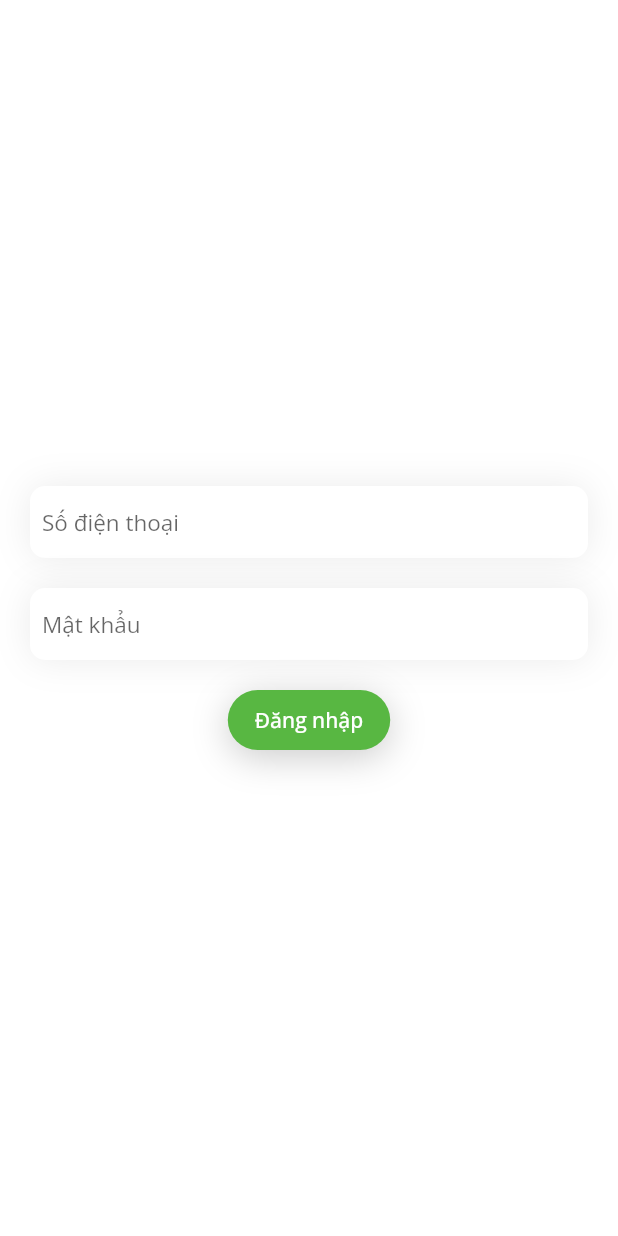
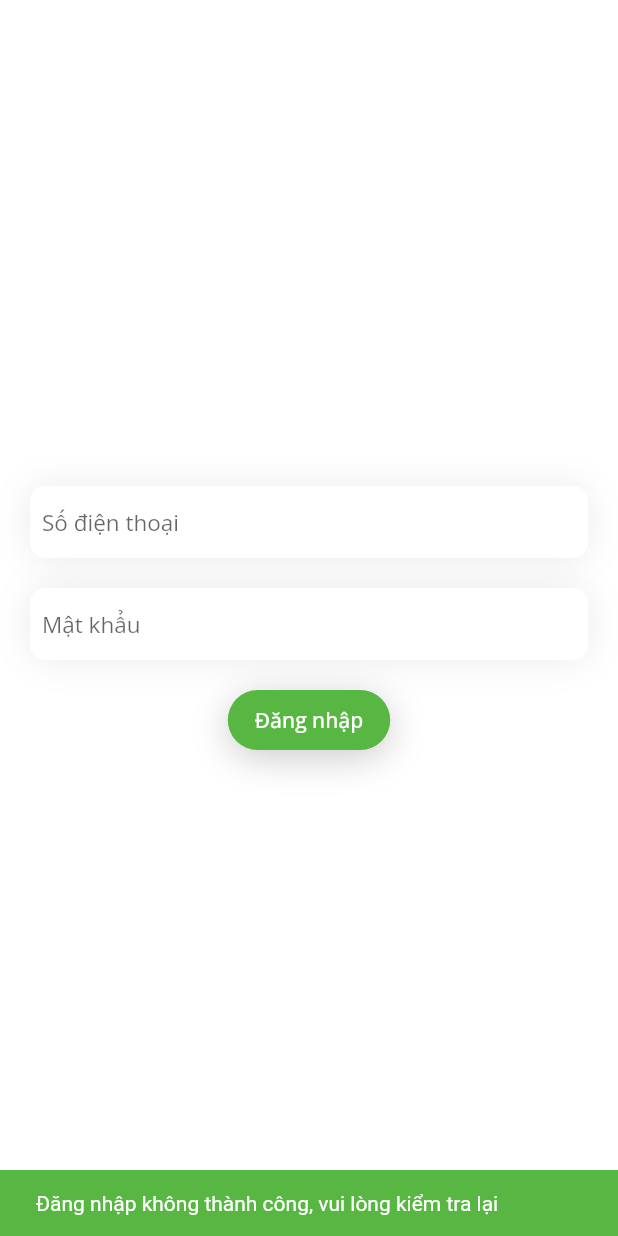
Before and after one commit to mq149/dct_shipper, a Flutter app: the LoginScreen screen opened by its route, after a tap on "Đăng nhập", on a phone screen of 412 x 824 dp. Run offline on Flutter 3.47's test engine with Material 2 defaults, Android fonts, the light colour scheme and no system bars; our stand-ins replace google_fonts, marquee; missing offline and left inert: slide_button.

Commit message:
Add Login, Logout functionaliies.

```diff
--- a/lib/controllers/login_controller.dart
+++ b/lib/controllers/login_controller.dart
@@ -1,7 +1,7 @@
 import 'dart:convert';
 import 'package:dct_shipper/bases/base_controller.dart';
 import 'package:dct_shipper/helpers/helper.dart';
-import 'package:dct_shipper/models/data_models/order.dart';
+import 'package:dct_shipper/models/data_models/user.dart';
 import 'package:http/http.dart' as http;
 import 'package:dct_shipper/repositories/user_repository.dart' as user_repo;
 
@@ -12,10 +12,14 @@ class LoginController extends BaseController {
 
   Future<void> login(String phoneNumber, String password,
       Function(bool success) success) async {
+    if (phoneNumber == "" || password == "") {
+      success(false);
+      return;
+    }
     var didCallBack = false;
     isLoading = true;
     notifyListeners();
-    Uri uri = Helper.getUri2('Authenticate/Login');
+    Uri uri = Helper.getUri('Authenticate/Login');
     var data = <String, String>{'username': phoneNumber, 'password': password};
     var client = http.Client();
     try {
@@ -28,14 +32,19 @@ class LoginController extends BaseController {
         var decodedResponse =
             json.decode(response.body) as Map<String, dynamic>;
         var resData = Map<String, dynamic>.from(decodedResponse);
+        User user = User.fromJSON(resData);
+        user_repo.currentUser = user;
+        await user_repo.getShipper();
 
         printL(decodedResponse);
         // To prevent showing snackbar multiple times
         if (!didCallBack) {
           didCallBack = !didCallBack;
           success(true);
-          return;
         }
+      } else {
+        didCallBack = !didCallBack;
+        success(false);
       }
     } catch (e) {
       if (!didCallBack) {
--- a/lib/main.dart
+++ b/lib/main.dart
@@ -21,7 +21,7 @@ class MyApp extends StatelessWidget {
   @override
   Widget build(BuildContext context) {
     return MaterialApp(
-        initialRoute: '/Pages',
+        initialRoute: userRepo.userAuthenticated() ? '/Pages' : 'Login',
         onGenerateRoute: RouteGenerator.generateRoute,
         debugShowCheckedModeBanner: false,
         theme: ThemeData(
--- a/lib/models/data_models/user.dart
+++ b/lib/models/data_models/user.dart
@@ -15,7 +15,7 @@ class User {
       this.address, this.gender, this.birthdate);
 
   factory User.initEmpty() {
-    return User(0, Role.initEmpty(), '', '', '', Address.initEmpty(), '',
+    return User(-1, Role.initEmpty(), '', '', '', Address.initEmpty(), '',
         DateTime.now());
   }
 
@@ -24,7 +24,7 @@ class User {
         parsedJson['Id'] ?? 0,
         Role.initEmpty(),
         parsedJson['SDT'] ?? '',
-        parsedJson['Email'] ?? '',
+        parsedJson['email'] ?? '',
         parsedJson['HoTen'] ?? '',
         parsedJson['DiaChi'] != null
             ? Address.fromJSON(parsedJson['DiaChi'])
--- a/lib/route_generator.dart
+++ b/lib/route_generator.dart
@@ -1,18 +1,19 @@
 import 'package:dct_shipper/views/login.dart';
 import 'package:dct_shipper/views/profile.dart';
-
 import 'views/home.dart';
 import 'views/order.dart';
 import 'views/order_detail.dart';
-
 import '../models/route_argument.dart';
 import 'package:flutter/material.dart';
-
 import 'views/pages.dart';
+import 'package:dct_shipper/repositories/user_repository.dart' as user_repo;
 
 class RouteGenerator {
   static Widget generateScreen(String routeName,
       GlobalKey<ScaffoldState> scaffoldKey, RouteArgument args) {
+    if (!user_repo.userAuthenticated()) {
+      return LoginScreen(parentScaffoldKey: scaffoldKey);
+    }
     switch (routeName) {
       case '/':
       case '/Home':
@@ -32,6 +33,9 @@ class RouteGenerator {
   static Route<dynamic> generateRoute(RouteSettings settings) {
     final args = settings.arguments;
 
+    if (!user_repo.userAuthenticated()) {
+      return MaterialPageRoute(builder: (_) => LoginScreen());
+    }
     switch (settings.name) {
       case '/Home':
         return MaterialPageRoute(builder: (_) => HomeScreen());
--- a/lib/views/login.dart
+++ b/lib/views/login.dart
@@ -1,6 +1,9 @@
-import 'package:dct_shipper/extensions/hex_color.dart';
+import 'package:dct_shipper/controllers/login_controller.dart';
 import 'package:dct_shipper/helpers/config.dart';
+import 'package:dct_shipper/helpers/helper.dart';
+import 'package:dct_shipper/views/view_elements/circular_loading_widget.dart';
 import 'package:flutter/material.dart';
+import 'package:dct_shipper/repositories/user_repository.dart' as user_repo;
 
 class LoginScreen extends StatefulWidget {
   final GlobalKey<ScaffoldState>? parentScaffoldKey;
@@ -14,14 +17,19 @@ class LoginScreen extends StatefulWidget {
 class _LoginScreenState extends State<LoginScreen> {
   late String phoneNumber;
   late String password;
+  late LoginController _con;
 
   _LoginScreenState() {
     phoneNumber = "";
     password = "";
+    _con = LoginController();
   }
 
   @override
   void initState() {
+    _con.addListener(() {
+      setState(() {});
+    });
     super.initState();
   }
 
@@ -31,7 +39,9 @@ class _LoginScreenState extends State<LoginScreen> {
       backgroundColor: Colors.white,
       key: widget.parentScaffoldKey,
       body: SafeArea(
-          child: Center(
+          child: Stack(
+        children: <Widget>[
+          Center(
             child: Container(
               padding: const EdgeInsets.fromLTRB(20, 0, 20, 0),
               // height: 200,
@@ -93,8 +103,34 @@ class _LoginScreenState extends State<LoginScreen> {
                           boxShadow: Config.getShadow()),
                       child: TextButton(
                         onPressed: () {
-                      // _setOrderComfirmWidget(true);
-                      print(phoneNumber + password);
+                          _con.login(
+                              phoneNumber,
+                              password,
+                              (success) => {
+                                    if (success)
+                                      {
+                                        ScaffoldMessenger.of(context)
+                                            .showSnackBar(SnackBar(
+                                                backgroundColor:
+                                                    Config.primaryColor,
+                                                content: const Text(
+                                                    'Đăng nhập thành công',
+                                                    style: TextStyle(
+                                                        color: Colors.white)))),
+                                        Navigator.pushNamed(context, '/Pages'),
+                                      }
+                                    else
+                                      {
+                                        ScaffoldMessenger.of(context)
+                                            .showSnackBar(SnackBar(
+                                                backgroundColor:
+                                                    Config.primaryColor,
+                                                content: const Text(
+                                                    'Đăng nhập không thành công, vui lòng kiểm tra lại',
+                                                    style: TextStyle(
+                                                        color: Colors.white)))),
+                                      }
+                                  });
                         },
                         child: Container(
                           padding: const EdgeInsets.fromLTRB(10, 0, 10, 0),
@@ -102,8 +138,8 @@ class _LoginScreenState extends State<LoginScreen> {
                               style: TextStyle(color: Colors.white)),
                         ),
                         style: ButtonStyle(
-                        shape:
-                            MaterialStateProperty.all<RoundedRectangleBorder>(
+                            shape: MaterialStateProperty.all<
+                                RoundedRectangleBorder>(
                               RoundedRectangleBorder(
                                   borderRadius: BorderRadius.circular(25.0)),
                             ),
@@ -115,6 +151,9 @@ class _LoginScreenState extends State<LoginScreen> {
                 ],
               ),
             ),
+          ),
+          _con.isLoading ? const CircularLoadingWidget() : Container(),
+        ],
       )),
     );
   }
```
Also changed, not shown: lib/controllers/profile_controller.dart (+10 -4 lines), lib/repositories/user_repository.dart (+31 -0 lines), lib/views/profile.dart (+48 -1 lines). Lines whose indentation alone changed are shown as unchanged.
